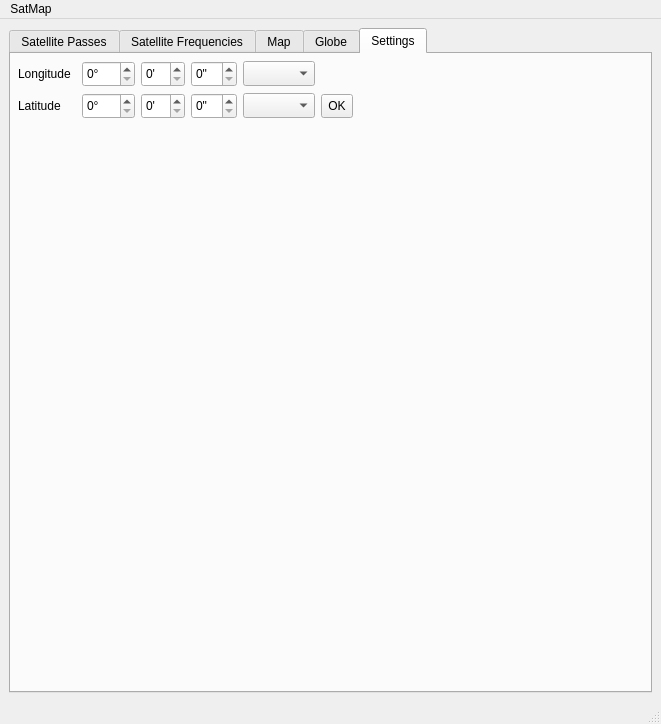
Before: the Qt Designer form mainwindow.ui in andreidicu03/satMapGit, drawn with Qt 5.
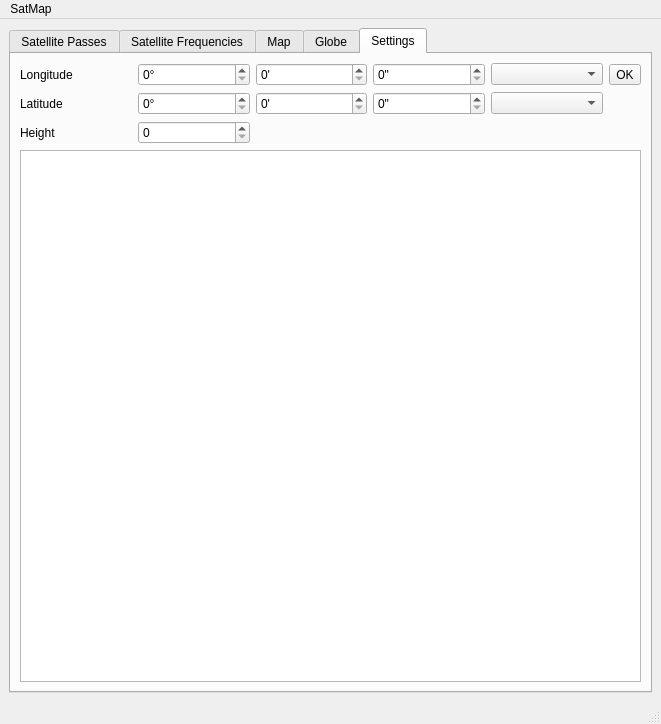
After: the same form once the commit is applied. The open tabs and pages were chosen to show the change. Custom widgets are drawn as their Qt base class.

Diff of the .ui file:
```diff
--- a/mainwindow.ui
+++ b/mainwindow.ui
@@ -24,7 +24,7 @@
     </sizepolicy>
    </property>
    <layout class="QGridLayout" name="gridLayout">
-    <item row="0" column="0">
+    <item row="0" column="1">
      <widget class="QTabWidget" name="tabWidget">
       <property name="sizePolicy">
        <sizepolicy hsizetype="Expanding" vsizetype="Expanding">
@@ -53,111 +53,7 @@
           </property>
          </widget>
         </item>
-        <item row="1" column="6" colspan="2" alignment="Qt::AlignRight">
-         <widget class="QComboBox" name="tleSelect">
-          <property name="sizePolicy">
-           <sizepolicy hsizetype="Preferred" vsizetype="Fixed">
-            <horstretch>0</horstretch>
-            <verstretch>0</verstretch>
-           </sizepolicy>
-          </property>
-          <property name="layoutDirection">
-           <enum>Qt::LeftToRight</enum>
-          </property>
-          <property name="editable">
-           <bool>true</bool>
-          </property>
-         </widget>
-        </item>
-        <item row="2" column="0">
-         <widget class="QLabel" name="label_2">
-          <property name="text">
-           <string>Coordinates</string>
-          </property>
-         </widget>
-        </item>
-        <item row="2" column="5" colspan="3">
-         <spacer name="horizontalSpacer_3">
-          <property name="orientation">
-           <enum>Qt::Horizontal</enum>
-          </property>
-          <property name="sizeHint" stdset="0">
-           <size>
-            <width>40</width>
-            <height>20</height>
-           </size>
-          </property>
-         </spacer>
-        </item>
-        <item row="4" column="0">
-         <widget class="QLabel" name="label_8">
-          <property name="text">
-           <string>AzEl</string>
-          </property>
-         </widget>
-        </item>
-        <item row="4" column="1" colspan="3">
-         <widget class="QLabel" name="azElLabel">
-          <property name="text">
-           <string> </string>
-          </property>
-         </widget>
-        </item>
-        <item row="1" column="5">
-         <spacer name="horizontalSpacer_4">
-          <property name="orientation">
-           <enum>Qt::Horizontal</enum>
-          </property>
-          <property name="sizeHint" stdset="0">
-           <size>
-            <width>40</width>
-            <height>20</height>
-           </size>
-          </property>
-         </spacer>
-        </item>
-        <item row="1" column="3">
-         <widget class="QToolButton" name="OK">
-          <property name="text">
-           <string>OK</string>
-          </property>
-         </widget>
-        </item>
-        <item row="4" column="5">
-         <spacer name="horizontalSpacer">
-          <property name="orientation">
-           <enum>Qt::Horizontal</enum>
-          </property>
-          <property name="sizeHint" stdset="0">
-           <size>
-            <width>40</width>
-            <height>20</height>
-           </size>
-          </property>
-         </spacer>
-        </item>
-        <item row="1" column="1" colspan="2">
-         <widget class="QComboBox" name="satBox">
-          <property name="editable">
-           <bool>true</bool>
-          </property>
-         </widget>
-        </item>
-        <item row="2" column="1" colspan="3">
-         <widget class="QLabel" name="coordLabel">
-          <property name="text">
-           <string> </string>
-          </property>
-         </widget>
-        </item>
-        <item row="1" column="8">
-         <widget class="QToolButton" name="tleOK">
-          <property name="text">
-           <string>OK</string>
-          </property>
-         </widget>
-        </item>
-        <item row="6" column="0" colspan="10">
+        <item row="6" column="0" colspan="11">
          <widget class="QTableWidget" name="satPassesTable">
           <property name="sizePolicy">
            <sizepolicy hsizetype="Expanding" vsizetype="Expanding">
@@ -314,191 +210,153 @@
        <attribute name="title">
         <string>Settings</string>
        </attribute>
-       <widget class="QSpinBox" name="latMinute">
-        <property name="geometry">
-         <rect>
-          <x>130</x>
-          <y>39</y>
-          <width>44</width>
-          <height>26</height>
-         </rect>
-        </property>
-        <property name="specialValueText">
-         <string/>
-        </property>
-        <property name="suffix">
-         <string>'</string>
-        </property>
-       </widget>
-       <widget class="QToolButton" name="OK_2">
-        <property name="geometry">
-         <rect>
-          <x>310</x>
-          <y>40</y>
-          <width>32</width>
-          <height>24</height>
-         </rect>
-        </property>
-        <property name="text">
-         <string>OK</string>
-        </property>
-       </widget>
-       <widget class="QLabel" name="label_4">
-        <property name="geometry">
-         <rect>
-          <x>7</x>
-          <y>7</y>
-          <width>58</width>
-          <height>26</height>
-         </rect>
-        </property>
-        <property name="text">
-         <string>Longitude</string>
-        </property>
-       </widget>
-       <widget class="QLabel" name="label_5">
-        <property name="geometry">
-         <rect>
-          <x>7</x>
-          <y>39</y>
-          <width>58</width>
-          <height>26</height>
-         </rect>
-        </property>
-        <property name="text">
-         <string>Latitude</string>
-        </property>
-       </widget>
-       <widget class="QComboBox" name="longChoose">
-        <property name="geometry">
-         <rect>
-          <x>232</x>
-          <y>7</y>
-          <width>72</width>
-          <height>25</height>
-         </rect>
-        </property>
-        <property name="sizePolicy">
-         <sizepolicy hsizetype="Minimum" vsizetype="Fixed">
-          <horstretch>0</horstretch>
-          <verstretch>0</verstretch>
-         </sizepolicy>
-        </property>
-        <property name="minimumSize">
-         <size>
-          <width>0</width>
-          <height>0</height>
-         </size>
-        </property>
-       </widget>
-       <widget class="QSpinBox" name="latHour">
-        <property name="geometry">
-         <rect>
-          <x>71</x>
-          <y>39</y>
-          <width>53</width>
-          <height>26</height>
-         </rect>
-        </property>
-        <property name="specialValueText">
-         <string/>
-        </property>
-        <property name="suffix">
-         <string>°</string>
-        </property>
-        <property name="maximum">
-         <number>90</number>
-        </property>
-       </widget>
-       <widget class="QComboBox" name="latChoose">
-        <property name="geometry">
-         <rect>
-          <x>232</x>
-          <y>39</y>
-          <width>72</width>
-          <height>25</height>
-         </rect>
-        </property>
-        <property name="sizePolicy">
-         <sizepolicy hsizetype="Minimum" vsizetype="Fixed">
-          <horstretch>0</horstretch>
-          <verstretch>0</verstretch>
-         </sizepolicy>
-        </property>
-        <property name="minimumSize">
-         <size>
-          <width>0</width>
-          <height>0</height>
-         </size>
-        </property>
-       </widget>
-       <widget class="QSpinBox" name="longHour">
-        <property name="geometry">
-         <rect>
-          <x>71</x>
-          <y>7</y>
-          <width>53</width>
-          <height>26</height>
-         </rect>
-        </property>
-        <property name="specialValueText">
-         <string/>
-        </property>
-        <property name="suffix">
-         <string>°</string>
-        </property>
-        <property name="maximum">
-         <number>180</number>
-        </property>
-       </widget>
-       <widget class="QSpinBox" name="latSecond">
-        <property name="geometry">
-         <rect>
-          <x>180</x>
-          <y>39</y>
-          <width>46</width>
-          <height>26</height>
-         </rect>
-        </property>
-        <property name="specialValueText">
-         <string/>
-        </property>
-        <property name="suffix">
-         <string>&quot;</string>
-        </property>
-       </widget>
-       <widget class="QSpinBox" name="longSecond">
-        <property name="geometry">
-         <rect>
-          <x>180</x>
-          <y>7</y>
-          <width>46</width>
-          <height>26</height>
-         </rect>
-        </property>
-        <property name="specialValueText">
-         <string/>
-        </property>
-        <property name="suffix">
-         <string>&quot;</string>
-        </property>
-       </widget>
-       <widget class="QSpinBox" name="longMinute">
-        <property name="geometry">
-         <rect>
-          <x>130</x>
-          <y>7</y>
-          <width>44</width>
-          <height>26</height>
-         </rect>
-        </property>
-        <property name="specialValueText">
-         <string/>
-        </property>
-        <property name="suffix">
-         <string>'</string>
-        </property>
-       </widget>
+       <layout class="QGridLayout" name="gridLayout_6">
+        <item row="1" column="0">
+         <widget class="QLabel" name="label_5">
+          <property name="text">
+           <string>Latitude</string>
+          </property>
+         </widget>
+        </item>
+        <item row="2" column="0">
+         <widget class="QLabel" name="label_3">
+          <property name="text">
+           <string>Height</string>
+          </property>
+         </widget>
+        </item>
+        <item row="4" column="2">
+         <spacer name="verticalSpacer">
+          <property name="orientation">
+           <enum>Qt::Vertical</enum>
+          </property>
+          <property name="sizeHint" stdset="0">
+           <size>
+            <width>20</width>
+            <height>40</height>
+           </size>
+          </property>
+         </spacer>
+        </item>
+        <item row="0" column="0">
+         <widget class="QLabel" name="label_4">
+          <property name="text">
+           <string>Longitude</string>
+          </property>
+         </widget>
+        </item>
+        <item row="1" column="3">
+         <widget class="QSpinBox" name="latSecond">
+          <property name="specialValueText">
+           <string/>
+          </property>
+          <property name="suffix">
+           <string>&quot;</string>
+          </property>
+         </widget>
+        </item>
+        <item row="0" column="4">
+         <widget class="QComboBox" name="longChoose">
+          <property name="sizePolicy">
+           <sizepolicy hsizetype="Minimum" vsizetype="Fixed">
+            <horstretch>0</horstretch>
+            <verstretch>0</verstretch>
+           </sizepolicy>
+          </property>
+          <property name="minimumSize">
+           <size>
+            <width>0</width>
+            <height>0</height>
+           </size>
+          </property>
+         </widget>
+        </item>
+        <item row="0" column="3">
+         <widget class="QSpinBox" name="longSecond">
+          <property name="specialValueText">
+           <string/>
+          </property>
+          <property name="suffix">
+           <string>&quot;</string>
+          </property>
+         </widget>
+        </item>
+        <item row="0" column="1">
+         <widget class="QSpinBox" name="longHour">
+          <property name="specialValueText">
+           <string/>
+          </property>
+          <property name="suffix">
+           <string>°</string>
+          </property>
+          <property name="maximum">
+           <number>180</number>
+          </property>
+         </widget>
+        </item>
+        <item row="2" column="1">
+         <widget class="QSpinBox" name="heightSpinBox"/>
+        </item>
+        <item row="0" column="5">
+         <widget class="QToolButton" name="OK">
+          <property name="text">
+           <string>OK</string>
+          </property>
+         </widget>
+        </item>
+        <item row="0" column="2">
+         <widget class="QSpinBox" name="longMinute">
+          <property name="specialValueText">
+           <string/>
+          </property>
+          <property name="suffix">
+           <string>'</string>
+          </property>
+         </widget>
+        </item>
+        <item row="1" column="1">
+         <widget class="QSpinBox" name="latHour">
+          <property name="specialValueText">
+           <string/>
+          </property>
+          <property name="suffix">
+           <string>°</string>
+          </property>
+          <property name="maximum">
+           <number>90</number>
+          </property>
+         </widget>
+        </item>
+        <item row="1" column="2">
+         <widget class="QSpinBox" name="latMinute">
+          <property name="specialValueText">
+           <string/>
+          </property>
+          <property name="suffix">
+           <string>'</string>
+          </property>
+         </widget>
+        </item>
+        <item row="1" column="4">
+         <widget class="QComboBox" name="latChoose">
+          <property name="sizePolicy">
+           <sizepolicy hsizetype="Minimum" vsizetype="Fixed">
+            <horstretch>0</horstretch>
+            <verstretch>0</verstretch>
+           </sizepolicy>
+          </property>
+          <property name="minimumSize">
+           <size>
+            <width>0</width>
+            <height>0</height>
+           </size>
+          </property>
+         </widget>
+        </item>
+        <item row="3" column="0" rowspan="2" colspan="6">
+         <widget class="QTextEdit" name="links"/>
+        </item>
+       </layout>
       </widget>
      </widget>
     </item>
```
Left out of the diff: 66 changed lines with no effect on the pictures.
